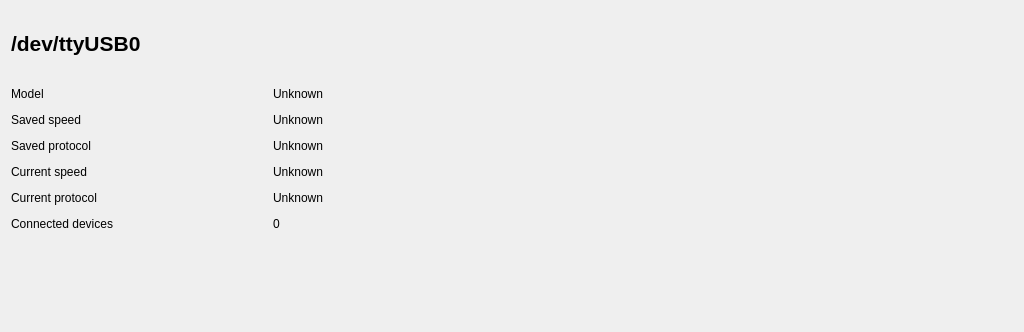
Before: the Qt Designer form gui/ui/tabSerial.ui in emericg/SmartServoFramework, drawn with Qt 5; both pictures show x 0 to 1024 and y 0 to 332 of the 1024 by 640 pixel window.
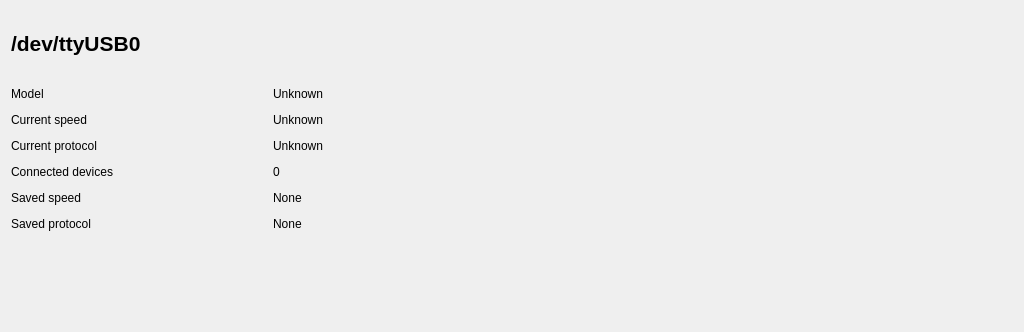
After: the same form once the commit is applied. Icons and pictures are not drawn.

Commit message: Serial port tab is now functionnal, start cleaning up GUI code

```diff
--- a/gui/ui/tabSerial.ui
+++ b/gui/ui/tabSerial.ui
@@ -19,56 +19,28 @@
      <property name="verticalSpacing">
       <number>12</number>
      </property>
-     <item row="4" column="1">
-      <widget class="QLabel" name="label_9">
-       <property name="text">
-        <string>Unknown</string>
-       </property>
-      </widget>
-     </item>
-     <item row="7" column="1">
-      <widget class="QLabel" name="label_3">
-       <property name="text">
-        <string>0</string>
-       </property>
-      </widget>
-     </item>
      <item row="3" column="0">
-      <widget class="QLabel" name="label_7">
+      <widget class="QLabel" name="label_6">
        <property name="text">
-        <string>Saved speed</string>
+        <string>Current protocol</string>
        </property>
       </widget>
      </item>
-     <item row="2" column="1">
-      <widget class="QLabel" name="label_model">
-       <property name="text">
-        <string>Unknown</string>
-       </property>
-      </widget>
-     </item>
-     <item row="6" column="1">
-      <widget class="QLabel" name="label_11">
-       <property name="text">
-        <string>Unknown</string>
-       </property>
-      </widget>
-     </item>
-     <item row="5" column="0">
+     <item row="2" column="0">
       <widget class="QLabel" name="label_4">
        <property name="text">
         <string>Current speed</string>
        </property>
       </widget>
      </item>
-     <item row="3" column="1">
-      <widget class="QLabel" name="label_10">
+     <item row="2" column="1">
+      <widget class="QLabel" name="label_speed_current">
        <property name="text">
         <string>Unknown</string>
        </property>
       </widget>
      </item>
-     <item row="2" column="0">
+     <item row="1" column="0">
       <widget class="QLabel" name="label_2">
        <property name="maximumSize">
         <size>
@@ -81,14 +53,28 @@
        </property>
       </widget>
      </item>
+     <item row="5" column="0">
+      <widget class="QLabel" name="label_7">
+       <property name="text">
+        <string>Saved speed</string>
+       </property>
+      </widget>
+     </item>
+     <item row="6" column="1">
+      <widget class="QLabel" name="label_protocol_saved">
+       <property name="text">
+        <string>None</string>
+       </property>
+      </widget>
+     </item>
+     <item row="4" column="1">
+      <widget class="QLabel" name="label_device_count">
+       <property name="text">
+        <string>0</string>
+       </property>
+      </widget>
+     </item>
      <item row="4" column="0">
-      <widget class="QLabel" name="label_8">
-       <property name="text">
-        <string>Saved protocol</string>
-       </property>
-      </widget>
-     </item>
-     <item row="7" column="0">
       <widget class="QLabel" name="label">
        <property name="text">
         <string>Connected devices</string>
@@ -96,20 +82,34 @@
       </widget>
      </item>
      <item row="5" column="1">
-      <widget class="QLabel" name="label_5">
+      <widget class="QLabel" name="label_speed_saved">
        <property name="text">
-        <string>Unknown</string>
+        <string>None</string>
        </property>
       </widget>
      </item>
      <item row="6" column="0">
-      <widget class="QLabel" name="label_6">
+      <widget class="QLabel" name="label_8">
        <property name="text">
-        <string>Current protocol</string>
+        <string>Saved protocol</string>
        </property>
       </widget>
      </item>
-     <item row="1" column="0" colspan="2">
+     <item row="3" column="1">
+      <widget class="QLabel" name="label_protocol_current">
+       <property name="text">
+        <string>Unknown</string>
+       </property>
+      </widget>
+     </item>
+     <item row="1" column="1">
+      <widget class="QLabel" name="label_model">
+       <property name="text">
+        <string>Unknown</string>
+       </property>
+      </widget>
+     </item>
+     <item row="0" column="0" colspan="2">
       <layout class="QHBoxLayout" name="horizontalLayout">
        <item>
         <widget class="QLabel" name="label_title">
@@ -126,7 +126,7 @@
         </widget>
        </item>
        <item>
-        <widget class="QLabel" name="label_12">
+        <widget class="QLabel" name="label_icon">
          <property name="minimumSize">
           <size>
            <width>64</width>
```
The commit also changes 4 other files.
